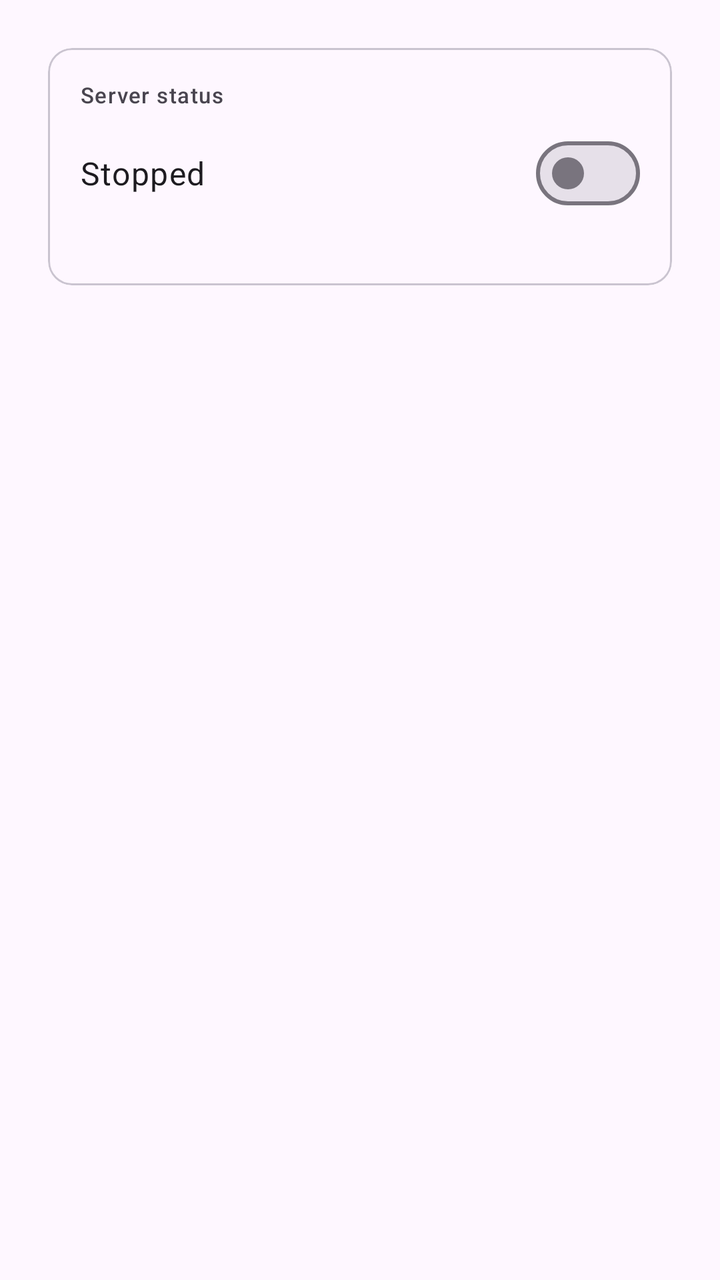
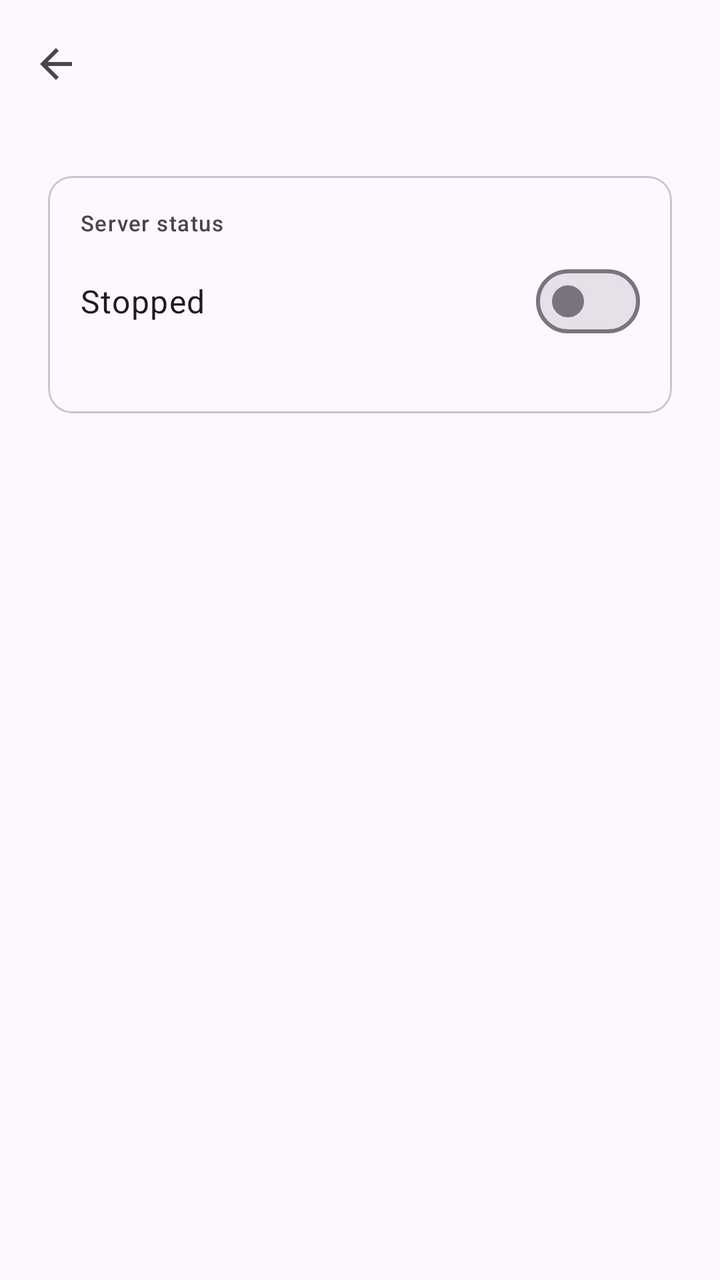

The first picture is an Android layout as it rendered before a commit; the second is the same layout after the commit. The layout source and the unified diff follow.
<!-- AndroidManifest.xml: activity theme Theme.CloX.Settings -->
<!-- res/layout/activity_remote_management.xml -->
<?xml version="1.0" encoding="utf-8"?>
<ScrollView xmlns:android="http://schemas.android.com/apk/res/android"
    android:layout_width="match_parent"
    android:layout_height="match_parent">

    <LinearLayout
        android:layout_width="match_parent"
        android:layout_height="wrap_content"
        android:orientation="vertical"
        android:padding="24dp"
        android:gravity="center_horizontal">

        <com.google.android.material.card.MaterialCardView
            android:layout_width="match_parent"
            android:layout_height="wrap_content"
            android:layout_marginBottom="16dp"
            app:cardCornerRadius="12dp"
            xmlns:app="http://schemas.android.com/apk/res-auto">

            <LinearLayout
                android:layout_width="match_parent"
                android:layout_height="wrap_content"
                android:orientation="vertical"
                android:padding="16dp">

                <TextView
                    android:layout_width="wrap_content"
                    android:layout_height="wrap_content"
                    android:text="@string/wf_remote_status"
                    android:textAppearance="?attr/textAppearanceLabelSmall"
                    android:textColor="?attr/colorOnSurfaceVariant"
                    android:layout_marginBottom="8dp" />

                
                <LinearLayout
                    android:layout_width="match_parent"
                    android:layout_height="wrap_content"
                    android:orientation="horizontal"
                    android:gravity="center_vertical"
                    android:layout_marginBottom="16dp">

                    <TextView
                        android:id="@+id/tvServerStatus"
                        android:layout_width="0dp"
                        android:layout_height="wrap_content"
                        android:layout_weight="1"
                        android:textAppearance="?attr/textAppearanceBodyLarge"
                        android:text="@string/wf_remote_stopped" />

                    <com.google.android.material.materialswitch.MaterialSwitch
                        android:id="@+id/switchServer"
                        android:layout_width="wrap_content"
                        android:layout_height="wrap_content" />
                </LinearLayout>

                
                <LinearLayout
                    android:id="@+id/addressRow"
                    android:layout_width="match_parent"
                    android:layout_height="wrap_content"
                    android:orientation="horizontal"
                    android:gravity="center_vertical"
                    android:visibility="gone">

                    <TextView
                        android:id="@+id/tvAddress"
                        android:layout_width="0dp"
                        android:layout_height="wrap_content"
                        android:layout_weight="1"
                        android:textAppearance="?attr/textAppearanceBodyMedium"
                        android:textIsSelectable="true" />

                    <ImageButton
                        android:id="@+id/btnCopy"
                        style="@style/Widget.Material3.Button.IconButton"
                        android:layout_width="40dp"
                        android:layout_height="40dp"
                        android:src="@drawable/ic_content_copy"
                        android:contentDescription="@string/wf_remote_copy" />

                    <ImageButton
                        android:id="@+id/btnShare"
                        style="@style/Widget.Material3.Button.IconButton"
                        android:layout_width="40dp"
                        android:layout_height="40dp"
                        android:src="@drawable/ic_share"
                        android:contentDescription="@string/wf_remote_share" />
                </LinearLayout>
            </LinearLayout>
        </com.google.android.material.card.MaterialCardView>

        
        <ImageView
            android:id="@+id/ivQrCode"
            android:layout_width="240dp"
            android:layout_height="240dp"
            android:scaleType="fitCenter"
            android:visibility="gone"
            android:layout_marginBottom="16dp"
            android:contentDescription="QR code" />

        <TextView
            android:id="@+id/tvQrHint"
            android:layout_width="wrap_content"
            android:layout_height="wrap_content"
            android:text="@string/wf_remote_qr_hint"
            android:textAppearance="?attr/textAppearanceBodySmall"
            android:textColor="?attr/colorOnSurfaceVariant"
            android:gravity="center"
            android:visibility="gone" />

        <com.google.android.material.button.MaterialButton
            android:id="@+id/btnOpenBrowser"
            android:layout_width="wrap_content"
            android:layout_height="wrap_content"
            android:text="@string/wf_remote_open_browser"
            android:layout_marginTop="16dp"
            android:visibility="gone" />
    </LinearLayout>
</ScrollView>
<!-- resources referenced by this layout -->
<resources>
  <!-- drawable ic_content_copy (drawable) -->
  <?xml version="1.0" encoding="utf-8"?>
  <vector xmlns:android="http://schemas.android.com/apk/res/android"
      android:width="24dp" android:height="24dp"
      android:viewportWidth="24" android:viewportHeight="24"
      android:tint="?attr/colorControlNormal">
      <path android:fillColor="@android:color/white"
          android:pathData="M16,1H4C2.9,1 2,1.9 2,3v14h2V3h12V1zM19,5H8C6.9,5 6,5.9 6,7v14c0,1.1 0.9,2 2,2h11c1.1,0 2,-0.9 2,-2V7C22,5.9 21.1,5 19,5zM19,21H8V7h11V21z"/>
  </vector>
  <!-- drawable ic_share (drawable) -->
  <?xml version="1.0" encoding="utf-8"?>
  <vector xmlns:android="http://schemas.android.com/apk/res/android"
      android:width="24dp" android:height="24dp"
      android:viewportWidth="24" android:viewportHeight="24"
      android:tint="?attr/colorControlNormal">
      <path android:fillColor="@android:color/white"
          android:pathData="M18,16.08c-0.76,0 -1.44,0.3 -1.96,0.77L8.91,12.7c0.05,-0.23 0.09,-0.46 0.09,-0.7s-0.04,-0.47 -0.09,-0.7l7.05,-4.11c0.54,0.5 1.25,0.81 2.04,0.81c1.66,0 3,-1.34 3,-3s-1.34,-3 -3,-3 -3,1.34 -3,3c0,0.24 0.04,0.47 0.09,0.7L8.04,9.81C7.5,9.31 6.79,9 6,9c-1.66,0 -3,1.34 -3,3s1.34,3 3,3c0.79,0 1.5,-0.31 2.04,-0.81l7.12,4.16c-0.05,0.21 -0.08,0.43 -0.08,0.65c0,1.61 1.31,2.92 2.92,2.92 1.61,0 2.92,-1.31 2.92,-2.92s-1.31,-2.92 -2.92,-2.92z"/>
  </vector>
  <string name="wf_remote_copy">Copy link</string>
  <string name="wf_remote_open_browser">Open in browser</string>
  <string name="wf_remote_qr_hint">Scan with your phone to open on another device</string>
  <string name="wf_remote_share">Share link</string>
  <string name="wf_remote_status">Server status</string>
  <string name="wf_remote_stopped">Stopped</string>
  <style name="Theme.CloX.Settings" parent="Theme.Material3.DayNight">
          <item name="android:windowBackground">?attr/colorSurface</item>
      </style>
</resources>

<!-- the commit's change to res/layout/activity_remote_management.xml (unified diff, before → after) -->
@@ -1,120 +1,146 @@
 <?xml version="1.0" encoding="utf-8"?>
-<ScrollView xmlns:android="http://schemas.android.com/apk/res/android"
+<androidx.coordinatorlayout.widget.CoordinatorLayout
+    xmlns:android="http://schemas.android.com/apk/res/android"
+    xmlns:app="http://schemas.android.com/apk/res-auto"
+    android:id="@+id/remoteRoot"
     android:layout_width="match_parent"
     android:layout_height="match_parent">
 
-    <LinearLayout
+    <com.google.android.material.appbar.AppBarLayout
+        android:id="@+id/appBarLayout"
         android:layout_width="match_parent"
         android:layout_height="wrap_content"
-        android:orientation="vertical"
-        android:padding="24dp"
-        android:gravity="center_horizontal">
+        android:fitsSystemWindows="true">
 
-        <com.google.android.material.card.MaterialCardView
+        <com.google.android.material.appbar.MaterialToolbar
+            android:id="@+id/toolbar"
+            style="@style/Widget.Material3.Toolbar"
+            android:layout_width="match_parent"
+            android:layout_height="?attr/actionBarSize"
+            app:navigationIcon="@drawable/ic_arrow_back"
+            app:navigationContentDescription="@string/action_back" />
+
+    </com.google.android.material.appbar.AppBarLayout>
+
+    <ScrollView
+        android:layout_width="match_parent"
+        android:layout_height="match_parent"
+        android:clipToPadding="false"
+        app:layout_behavior="@string/appbar_scrolling_view_behavior">
+
+        <LinearLayout
             android:layout_width="match_parent"
             android:layout_height="wrap_content"
-            android:layout_marginBottom="16dp"
-            app:cardCornerRadius="12dp"
-            xmlns:app="http://schemas.android.com/apk/res-auto">
+            android:orientation="vertical"
+            android:padding="24dp"
+            android:gravity="center_horizontal">
 
-            <LinearLayout
+            <com.google.android.material.card.MaterialCardView
                 android:layout_width="match_parent"
                 android:layout_height="wrap_content"
-                android:orientation="vertical"
-                android:padding="16dp">
+                android:layout_marginBottom="16dp"
+                app:cardCornerRadius="12dp">
 
-                <TextView
-                    android:layout_width="wrap_content"
-                    android:layout_height="wrap_content"
-                    android:text="@string/wf_remote_status"
-                    android:textAppearance="?attr/textAppearanceLabelSmall"
-                    android:textColor="?attr/colorOnSurfaceVariant"
-                    android:layout_marginBottom="8dp" />
-
-                
                 <LinearLayout
                     android:layout_width="match_parent"
                     android:layout_height="wrap_content"
-                    android:orientation="horizontal"
-                    android:gravity="center_vertical"
-                    android:layout_marginBottom="16dp">
+                    android:orientation="vertical"
+                    android:padding="16dp">
 
                     <TextView
-                        android:id="@+id/tvServerStatus"
-                        android:layout_width="0dp"
+                        android:layout_width="wrap_content"
                         android:layout_height="wrap_content"
-                        android:layout_weight="1"
-                        android:textAppearance="?attr/textAppearanceBodyLarge"
-                        android:text="@string/wf_remote_stopped" />
+                        android:text="@string/wf_remote_status"
+                        android:textAppearance="?attr/textAppearanceLabelSmall"
+                        android:textColor="?attr/colorOnSurfaceVariant"
+                        android:layout_marginBottom="8dp" />
 
-                    <com.google.android.material.materialswitch.MaterialSwitch
-                        android:id="@+id/switchServer"
-                        android:layout_width="wrap_content"
-                        android:layout_height="wrap_content" />
+                    
+                    <LinearLayout
+                        android:layout_width="match_parent"
+                        android:layout_height="wrap_content"
+                        android:orientation="horizontal"
+                        android:gravity="center_vertical"
+                        android:layout_marginBottom="16dp">
+
+                        <TextView
+                            android:id="@+id/tvServerStatus"
+                            android:layout_width="0dp"
+                            android:layout_height="wrap_content"
+                            android:layout_weight="1"
+                            android:textAppearance="?attr/textAppearanceBodyLarge"
+                            android:text="@string/wf_remote_stopped" />
+
+                        <com.google.android.material.materialswitch.MaterialSwitch
+                            android:id="@+id/switchServer"
+                            android:layout_width="wrap_content"
+                            android:layout_height="wrap_content" />
+                    </LinearLayout>
+
+                    
+                    <LinearLayout
+                        android:id="@+id/addressRow"
+                        android:layout_width="match_parent"
+                        android:layout_height="wrap_content"
+                        android:orientation="horizontal"
+                        android:gravity="center_vertical"
+                        android:visibility="gone">
+
+                        <TextView
+                            android:id="@+id/tvAddress"
+                            android:layout_width="0dp"
+                            android:layout_height="wrap_content"
+                            android:layout_weight="1"
+                            android:textAppearance="?attr/textAppearanceBodyMedium"
+                            android:textIsSelectable="true" />
+
+                        <ImageButton
+                            android:id="@+id/btnCopy"
+                            style="@style/Widget.Material3.Button.IconButton"
+                            android:layout_width="40dp"
+                            android:layout_height="40dp"
+                            android:src="@drawable/ic_content_copy"
+                            android:contentDescription="@string/wf_remote_copy" />
+
+                        <ImageButton
+                            android:id="@+id/btnShare"
+                            style="@style/Widget.Material3.Button.IconButton"
+                            android:layout_width="40dp"
+                            android:layout_height="40dp"
+                            android:src="@drawable/ic_share"
+                            android:contentDescription="@string/wf_remote_share" />
+                    </LinearLayout>
                 </LinearLayout>
+            </com.google.android.material.card.MaterialCardView>
 
-                
-                <LinearLayout
-                    android:id="@+id/addressRow"
-                    android:layout_width="match_parent"
-                    android:layout_height="wrap_content"
-                    android:orientation="horizontal"
-                    android:gravity="center_vertical"
-                    android:visibility="gone">
+            
+            <ImageView
+                android:id="@+id/ivQrCode"
+                android:layout_width="240dp"
+                android:layout_height="240dp"
+                android:scaleType="fitCenter"
+                android:visibility="gone"
+                android:layout_marginBottom="16dp"
+                android:contentDescription="QR code" />
 
-                    <TextView
-                        android:id="@+id/tvAddress"
-                        android:layout_width="0dp"
-                        android:layout_height="wrap_content"
-                        android:layout_weight="1"
-                        android:textAppearance="?attr/textAppearanceBodyMedium"
-                        android:textIsSelectable="true" />
+            <TextView
+                android:id="@+id/tvQrHint"
+                android:layout_width="wrap_content"
+                android:layout_height="wrap_content"
+                android:text="@string/wf_remote_qr_hint"
+                android:textAppearance="?attr/textAppearanceBodySmall"
+                android:textColor="?attr/colorOnSurfaceVariant"
+                android:gravity="center"
+                android:visibility="gone" />
 
-                    <ImageButton
-                        android:id="@+id/btnCopy"
-                        style="@style/Widget.Material3.Button.IconButton"
-                        android:layout_width="40dp"
-                        android:layout_height="40dp"
-                        android:src="@drawable/ic_content_copy"
-                        android:contentDescription="@string/wf_remote_copy" />
+            <com.google.android.material.button.MaterialButton
+                android:id="@+id/btnOpenBrowser"
+                android:layout_width="wrap_content"
+                android:layout_height="wrap_content"
+                android:text="@string/wf_remote_open_browser"
+                android:layout_marginTop="16dp"
+                android:visibility="gone" />
+        </LinearLayout>
+    </ScrollView>
 
-                    <ImageButton
-                        android:id="@+id/btnShare"
-                        style="@style/Widget.Material3.Button.IconButton"
-                        android:layout_width="40dp"
-                        android:layout_height="40dp"
-                        android:src="@drawable/ic_share"
-                        android:contentDescription="@string/wf_remote_share" />
-                </LinearLayout>
-            </LinearLayout>
-        </com.google.android.material.card.MaterialCardView>
-
-        
-        <ImageView
-            android:id="@+id/ivQrCode"
-            android:layout_width="240dp"
-            android:layout_height="240dp"
-            android:scaleType="fitCenter"
-            android:visibility="gone"
-            android:layout_marginBottom="16dp"
-            android:contentDescription="QR code" />
-
-        <TextView
-            android:id="@+id/tvQrHint"
-            android:layout_width="wrap_content"
-            android:layout_height="wrap_content"
-            android:text="@string/wf_remote_qr_hint"
-            android:textAppearance="?attr/textAppearanceBodySmall"
-            android:textColor="?attr/colorOnSurfaceVariant"
-            android:gravity="center"
-            android:visibility="gone" />
-
-        <com.google.android.material.button.MaterialButton
-            android:id="@+id/btnOpenBrowser"
-            android:layout_width="wrap_content"
-            android:layout_height="wrap_content"
-            android:text="@string/wf_remote_open_browser"
-            android:layout_marginTop="16dp"
-            android:visibility="gone" />
-    </LinearLayout>
-</ScrollView>
+</androidx.coordinatorlayout.widget.CoordinatorLayout>
<!-- resource entries referenced after the edit -->
@@ -1,5 +1,14 @@
 <!-- resources referenced by this layout -->
 <resources>
+  <!-- drawable ic_arrow_back (drawable) -->
+  <?xml version="1.0" encoding="utf-8"?>
+  <vector xmlns:android="http://schemas.android.com/apk/res/android"
+      android:width="24dp" android:height="24dp"
+      android:viewportWidth="24" android:viewportHeight="24"
+      android:tint="?attr/colorControlNormal">
+      <path android:fillColor="@android:color/white"
+          android:pathData="M20,11H7.83l5.59,-5.59L12,4l-8,8 8,8 1.41,-1.41L7.83,13H20v-2z"/>
+  </vector>
   <!-- drawable ic_content_copy (drawable) -->
   <?xml version="1.0" encoding="utf-8"?>
   <vector xmlns:android="http://schemas.android.com/apk/res/android"
@@ -18,13 +27,14 @@
       <path android:fillColor="@android:color/white"
           android:pathData="M18,16.08c-0.76,0 -1.44,0.3 -1.96,0.77L8.91,12.7c0.05,-0.23 0.09,-0.46 0.09,-0.7s-0.04,-0.47 -0.09,-0.7l7.05,-4.11c0.54,0.5 1.25,0.81 2.04,0.81c1.66,0 3,-1.34 3,-3s-1.34,-3 -3,-3 -3,1.34 -3,3c0,0.24 0.04,0.47 0.09,0.7L8.04,9.81C7.5,9.31 6.79,9 6,9c-1.66,0 -3,1.34 -3,3s1.34,3 3,3c0.79,0 1.5,-0.31 2.04,-0.81l7.12,4.16c-0.05,0.21 -0.08,0.43 -0.08,0.65c0,1.61 1.31,2.92 2.92,2.92 1.61,0 2.92,-1.31 2.92,-2.92s-1.31,-2.92 -2.92,-2.92z"/>
   </vector>
+  <string name="action_back">Back</string>
   <string name="wf_remote_copy">Copy link</string>
   <string name="wf_remote_open_browser">Open in browser</string>
   <string name="wf_remote_qr_hint">Scan with your phone to open on another device</string>
   <string name="wf_remote_share">Share link</string>
   <string name="wf_remote_status">Server status</string>
   <string name="wf_remote_stopped">Stopped</string>
-  <style name="Theme.CloX.Settings" parent="Theme.Material3.DayNight">
+  <style name="Theme.CloX.Settings" parent="Theme.Material3.DayNight.NoActionBar">
           <item name="android:windowBackground">?attr/colorSurface</item>
       </style>
 </resources>
